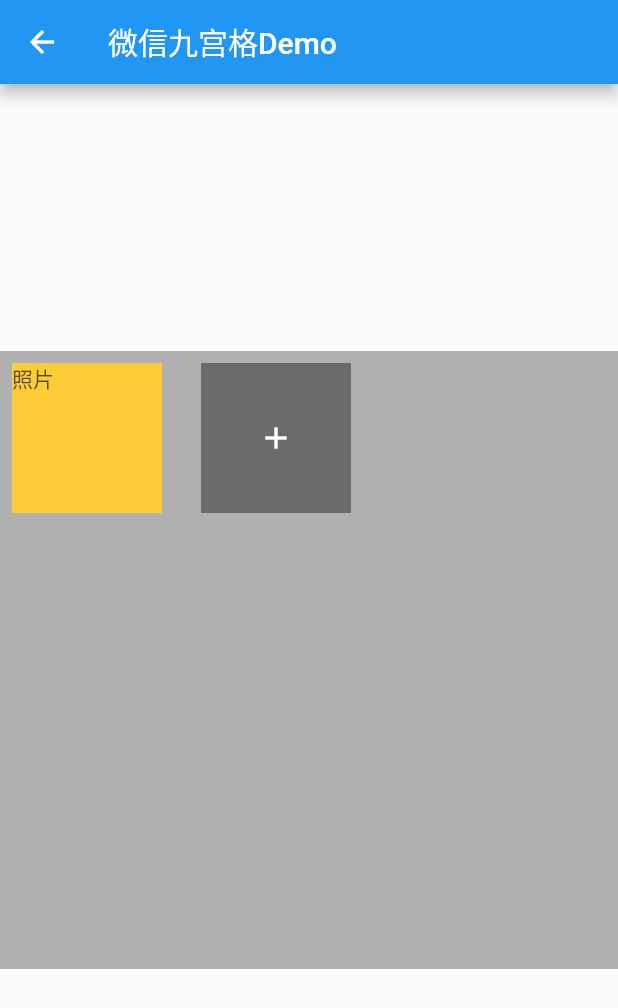
After one commit to justForL/FlutterDemos, a Flutter app: the WX9Button screen opened directly, after a tap on the "add" icon, on a phone screen of 412 x 824 dp. The commit adds this screen. Shown: the top 1008 px of the screen. Run offline on Flutter 3.47's test engine with Material 2 defaults, Android fonts, the phone set to English and light mode, and no system bars.

Commit message:
add wx9button demo

```diff
--- /dev/null
+++ b/lib/Moudle/Home/WX9Button.dart
@@ -0,0 +1,82 @@
+import 'package:flutter/cupertino.dart';
+import 'package:flutter/material.dart';
+
+void main() => runApp(WX9Button());
+
+class WX9Button extends StatefulWidget {
+  @override
+  _WX9ButtonState createState() => _WX9ButtonState();
+}
+
+class _WX9ButtonState extends State<WX9Button> {
+  List<Widget> _list;
+  @override
+  void initState() {
+    super.initState();
+    _list = List<Widget>()..add(buildAddBtn());
+  }
+
+  @override
+  Widget build(BuildContext context) {
+    final width = MediaQuery.of(context).size.width;
+    final height = MediaQuery.of(context).size.height;
+    return Scaffold(
+      appBar: AppBar(
+        title: Text("微信九宫格Demo"),
+      ),
+      body: Center(
+        child: Opacity(
+          opacity: 0.8,
+          child: Container(
+            width: width,
+            height: height * 0.5 ,
+            color: Colors.grey,
+            child: Wrap(
+              children: _list,
+              spacing: 10,
+              crossAxisAlignment: WrapCrossAlignment.center,
+            ),
+          ),
+        ),
+      ),
+    );
+  }
+
+  Widget buildAddBtn() {
+    _onPress() {
+      if (_list.length < 9) {
+        setState(() {
+          _list.insert(_list.length - 1, buildPhotoBtn());
+        });
+      }
+    }
+
+    return GestureDetector(
+      onTap: _onPress,
+      child: Padding(
+        padding: const EdgeInsets.all(8.0),
+        child: Container(
+          width: 100,
+          height: 100,
+          color: Colors.black54,
+          child: Icon(
+            Icons.add,
+            color: Colors.white,
+          ),
+        ),
+      ),
+    );
+  }
+
+  Widget buildPhotoBtn() {
+    return Padding(
+      padding: const EdgeInsets.all(8.0),
+      child: Container(
+        width: 100,
+        height: 100,
+        color: Colors.amber,
+        child: Text("照片"),
+      ),
+    );
+  }
+}
--- a/lib/Widget/BottomTab.dart
+++ b/lib/Widget/BottomTab.dart
@@ -1,6 +1,5 @@
 import 'package:demo02/Moudle/Home/HomeList.dart';
 import 'package:demo02/Router.dart';
-import 'package:flutter/cupertino.dart';
 import 'package:flutter/material.dart';
 
 void main() => runApp(BottomTab());
```
Also changed, not shown: lib/Moudle/Home/HomeList.dart (+40 -17 lines), flutter_01.png (deleted).
